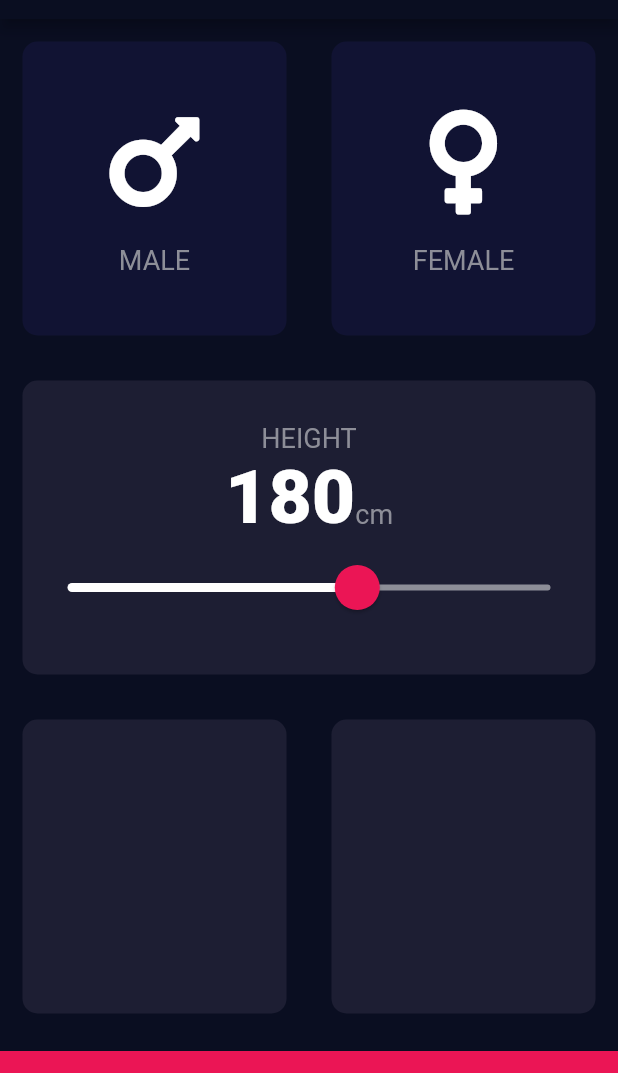
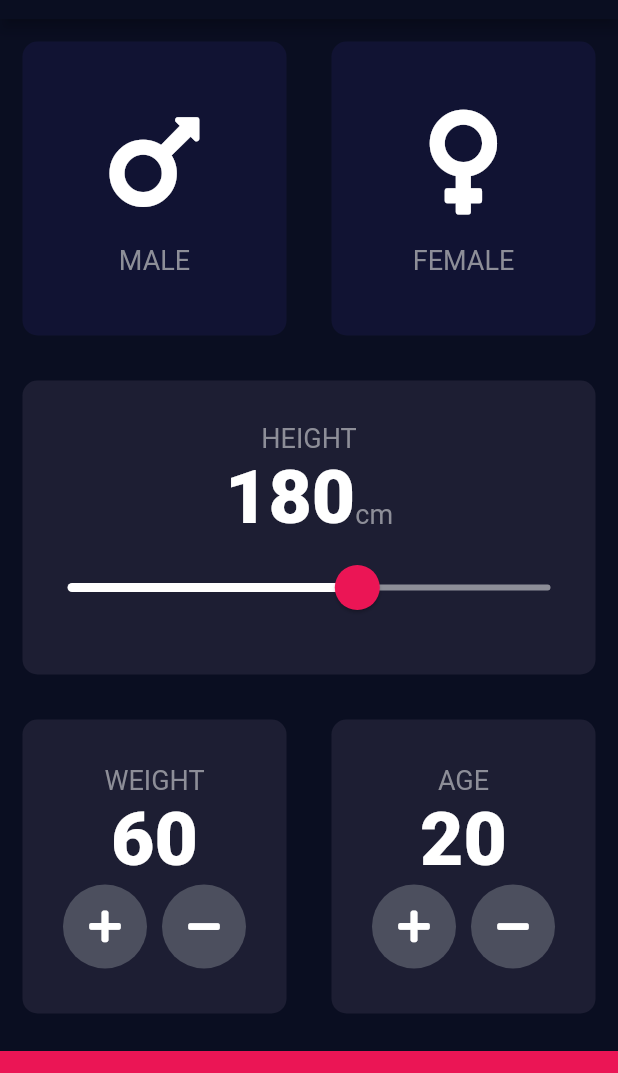
Before and after one commit to jin-aiit-a1824jj/flutter-tutorial-7-bmi_calculator_sample, a Flutter app: the screen it shows after launch, on a phone screen of 412 x 824 dp, the part 65-1138 px from its top. Run offline on Flutter 3.47's test engine with Material 2 defaults, Android fonts, the phone set to English and light mode, and no system bars; our stand-ins replace font_awesome_flutter.

Commit message:
remake RawMaterialButton widget

```diff
--- a/lib/input_page.dart
+++ b/lib/input_page.dart
@@ -104,8 +104,90 @@ class _InputPageState extends State<InputPage> {
             ),
             Expanded(
               child: Row(children: <Widget>[
-                Expanded(child: ReuseAbleCard(color: kActiveCardColor)),
-                Expanded(child: ReuseAbleCard(color: kActiveCardColor)),
+                Expanded(
+                    child: ReuseAbleCard(
+                        color: kActiveCardColor,
+                      cardChild: Column(
+                        mainAxisAlignment: MainAxisAlignment.center,
+                        children: <Widget>[
+                          Text(
+                            'WEIGHT',
+                            style: kLabelTextStyle,
+                          ),
+                          Text(
+                            '$weight',
+                            style: kNumberTextStyle,
+                          ),
+                          Row(
+                            mainAxisAlignment: MainAxisAlignment.center,
+                            children: <Widget>[
+                              RoundIconButton(
+                                icon: FontAwesomeIcons.plus,
+                                onPress: (){
+                                  setState(() {
+                                    weight+=1;
+                                  });
+                                },
+                              ),
+                              SizedBox(
+                                width: 10.0,
+                              ),
+                              RoundIconButton(
+                                icon: FontAwesomeIcons.minus,
+                                onPress: (){
+                                  setState(() {
+                                    weight-=1;
+                                  });
+                                },
+                              ),
+                            ],
+                          ),
+                        ],
+                      ),
+                    )
+                ),
+                Expanded(
+                    child: ReuseAbleCard(
+                      color: kActiveCardColor,
+                      cardChild: Column(
+                        mainAxisAlignment: MainAxisAlignment.center,
+                        children: <Widget>[
+                          Text(
+                            'AGE',
+                            style: kLabelTextStyle,
+                          ),
+                          Text(
+                            '$age',
+                            style: kNumberTextStyle,
+                          ),
+                          Row(
+                            mainAxisAlignment: MainAxisAlignment.center,
+                            children: <Widget>[
+                              RoundIconButton(
+                                icon: FontAwesomeIcons.plus,
+                                onPress: (){
+                                  setState(() {
+                                    age+=1;
+                                  });
+                                },
+                              ),
+                              SizedBox(
+                                width: 10.0,
+                              ),
+                              RoundIconButton(
+                                icon: FontAwesomeIcons.minus,
+                                onPress: (){
+                                  setState(() {
+                                    age-=1;
+                                  });
+                                },
+                              ),
+                            ],
+                          ),
+                        ],
+                      ),
+                    )
+                ),
               ]),
             ),
             Container(
@@ -120,6 +202,30 @@ class _InputPageState extends State<InputPage> {
 
   Gender selectedGender;
   int height = 180;
+  int weight = 60;
+  int age = 20;
 }
 
 enum Gender { male, female }
+
+class RoundIconButton extends StatelessWidget {
+
+  @override
+  Widget build(BuildContext context) {
+    return RawMaterialButton(
+      shape: CircleBorder(),
+      fillColor: Color(0xFF4c4F5E),
+      constraints: BoxConstraints.tightFor(
+        width: 56.0,
+        height: 56.0
+      ),
+      elevation: 0.0,
+      onPressed: this.onPress,
+      child: Icon(icon),
+    );
+  }
+
+  final IconData icon;
+  final Function onPress;
+  RoundIconButton({@required this.icon, @required this.onPress});
+}
```
